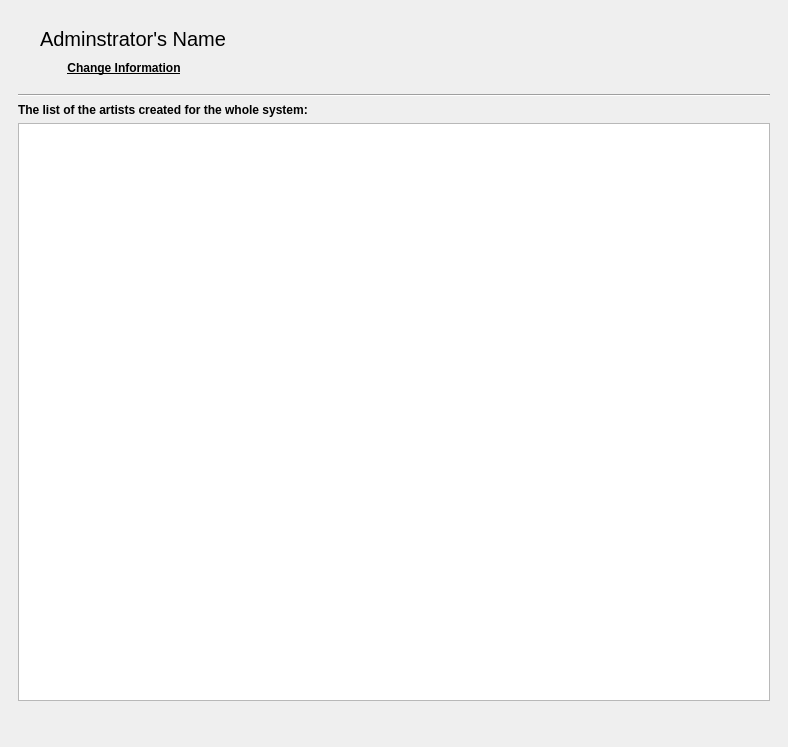
Above: ui/panels/adminpanel.ui from amirmohsen1384/Mockingbird before the change. Below: the same form after it.
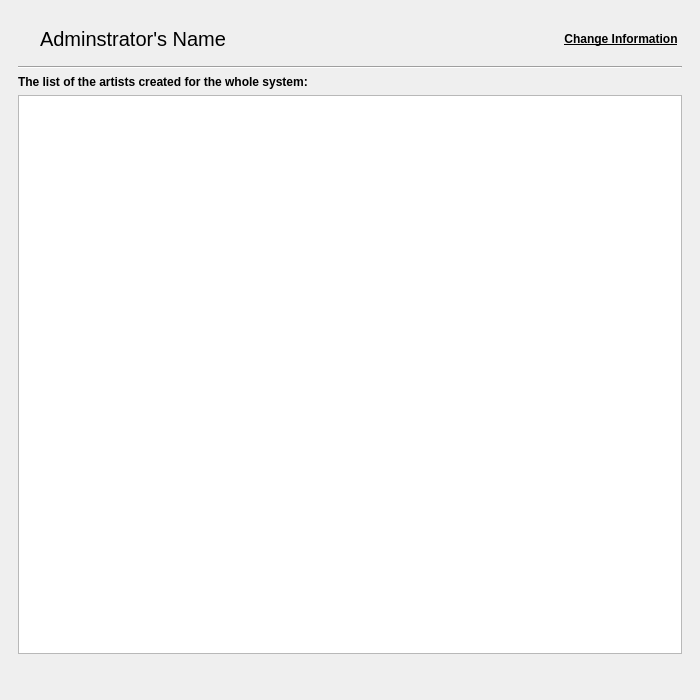
That is the form after the change. Icons and pictures are not drawn.

Commit message: Designed the admin panel

What changed in the file:
```diff
--- a/ui/panels/adminpanel.ui
+++ b/ui/panels/adminpanel.ui
@@ -6,8 +6,8 @@
    <rect>
     <x>0</x>
     <y>0</y>
-    <width>788</width>
-    <height>747</height>
+    <width>700</width>
+    <height>700</height>
    </rect>
   </property>
   <property name="windowTitle">
@@ -22,112 +22,6 @@
       </property>
       <widget class="QWidget" name="mainPage">
        <layout class="QGridLayout" name="gridLayout_2">
-        <item row="0" column="1">
-         <spacer name="adminRightSpacer">
-          <property name="orientation">
-           <enum>Qt::Orientation::Horizontal</enum>
-          </property>
-          <property name="sizeHint" stdset="0">
-           <size>
-            <width>347</width>
-            <height>20</height>
-           </size>
-          </property>
-         </spacer>
-        </item>
-        <item row="1" column="0" colspan="2">
-         <widget class="Line" name="mainSeparator">
-          <property name="orientation">
-           <enum>Qt::Orientation::Horizontal</enum>
-          </property>
-         </widget>
-        </item>
-        <item row="2" column="0" colspan="2">
-         <widget class="QLabel" name="artistDescriptionLabel">
-          <property name="font">
-           <font>
-            <pointsize>9</pointsize>
-            <bold>true</bold>
-           </font>
-          </property>
-          <property name="text">
-           <string>The list of the artists created for the whole system:</string>
-          </property>
-         </widget>
-        </item>
-        <item row="3" column="0" colspan="2">
-         <widget class="QListView" name="artistView"/>
-        </item>
-        <item row="4" column="0" colspan="2">
-         <layout class="QHBoxLayout" name="artistControlLayout">
-          <item>
-           <spacer name="artistControlLeftSpacer">
-            <property name="orientation">
-             <enum>Qt::Orientation::Horizontal</enum>
-            </property>
-            <property name="sizeHint" stdset="0">
-             <size>
-              <width>40</width>
-              <height>20</height>
-             </size>
-            </property>
-           </spacer>
-          </item>
-          <item>
-           <widget class="QPushButton" name="addButton">
-            <property name="text">
-             <string/>
-            </property>
-            <property name="icon">
-             <iconset resource="../../resources.qrc">
-              <normaloff>:/images/dialogs/add.png</normaloff>:/images/dialogs/add.png</iconset>
-            </property>
-            <property name="iconSize">
-             <size>
-              <width>48</width>
-              <height>48</height>
-             </size>
-            </property>
-            <property name="flat">
-             <bool>true</bool>
-            </property>
-           </widget>
-          </item>
-          <item>
-           <widget class="QPushButton" name="removeButton">
-            <property name="text">
-             <string/>
-            </property>
-            <property name="icon">
-             <iconset resource="../../resources.qrc">
-              <normaloff>:/images/dialogs/delete.png</normaloff>:/images/dialogs/delete.png</iconset>
-            </property>
-            <property name="iconSize">
-             <size>
-              <width>48</width>
-              <height>48</height>
-             </size>
-            </property>
-            <property name="flat">
-             <bool>true</bool>
-            </property>
-           </widget>
-          </item>
-          <item>
-           <spacer name="artistControlRightSpacer">
-            <property name="orientation">
-             <enum>Qt::Orientation::Horizontal</enum>
-            </property>
-            <property name="sizeHint" stdset="0">
-             <size>
-              <width>40</width>
-              <height>20</height>
-             </size>
-            </property>
-           </spacer>
-          </item>
-         </layout>
-        </item>
         <item row="0" column="0">
          <widget class="QFrame" name="frame">
           <property name="frameShape">
@@ -147,7 +41,7 @@
              </property>
             </widget>
            </item>
-           <item row="0" column="1" colspan="2">
+           <item row="0" column="1" rowspan="2" colspan="2">
             <widget class="QLabel" name="adminNameLabel">
              <property name="sizePolicy">
               <sizepolicy hsizetype="MinimumExpanding" vsizetype="Preferred">
@@ -169,50 +63,173 @@
              </property>
             </widget>
            </item>
-           <item row="1" column="1">
-            <widget class="QPushButton" name="changeInfoButton">
-             <property name="sizePolicy">
-              <sizepolicy hsizetype="MinimumExpanding" vsizetype="Fixed">
-               <horstretch>0</horstretch>
-               <verstretch>0</verstretch>
-              </sizepolicy>
-             </property>
-             <property name="font">
-              <font>
-               <bold>true</bold>
-               <underline>true</underline>
-              </font>
-             </property>
-             <property name="autoFillBackground">
-              <bool>false</bool>
-             </property>
-             <property name="text">
-              <string>Change Information</string>
-             </property>
-             <property name="default">
-              <bool>false</bool>
-             </property>
-             <property name="flat">
-              <bool>true</bool>
-             </property>
-            </widget>
-           </item>
-           <item row="1" column="2">
-            <spacer name="changeInfoSpacer">
-             <property name="orientation">
-              <enum>Qt::Orientation::Horizontal</enum>
-             </property>
-             <property name="sizeHint" stdset="0">
-              <size>
-               <width>40</width>
-               <height>20</height>
-              </size>
-             </property>
-            </spacer>
-           </item>
           </layout>
          </widget>
         </item>
+        <item row="0" column="1">
+         <spacer name="adminRightSpacer">
+          <property name="orientation">
+           <enum>Qt::Orientation::Horizontal</enum>
+          </property>
+          <property name="sizeHint" stdset="0">
+           <size>
+            <width>347</width>
+            <height>20</height>
+           </size>
+          </property>
+         </spacer>
+        </item>
+        <item row="0" column="2">
+         <widget class="QPushButton" name="changeInfoButton">
+          <property name="sizePolicy">
+           <sizepolicy hsizetype="MinimumExpanding" vsizetype="Fixed">
+            <horstretch>0</horstretch>
+            <verstretch>0</verstretch>
+           </sizepolicy>
+          </property>
+          <property name="font">
+           <font>
+            <bold>true</bold>
+            <underline>true</underline>
+           </font>
+          </property>
+          <property name="autoFillBackground">
+           <bool>false</bool>
+          </property>
+          <property name="text">
+           <string>Change Information</string>
+          </property>
+          <property name="default">
+           <bool>false</bool>
+          </property>
+          <property name="flat">
+           <bool>true</bool>
+          </property>
+         </widget>
+        </item>
+        <item row="3" column="0" colspan="3">
+         <widget class="QListView" name="artistView"/>
+        </item>
+        <item row="2" column="0" colspan="3">
+         <widget class="QLabel" name="artistDescriptionLabel">
+          <property name="font">
+           <font>
+            <pointsize>9</pointsize>
+            <bold>true</bold>
+            <kerning>false</kerning>
+           </font>
+          </property>
+          <property name="text">
+           <string>The list of the artists created for the whole system:</string>
+          </property>
+         </widget>
+        </item>
+        <item row="4" column="0" colspan="3">
+         <layout class="QHBoxLayout" name="artistControlLayout">
+          <item>
+           <spacer name="artistControlLeftSpacer">
+            <property name="orientation">
+             <enum>Qt::Orientation::Horizontal</enum>
+            </property>
+            <property name="sizeHint" stdset="0">
+             <size>
+              <width>40</width>
+              <height>20</height>
+             </size>
+            </property>
+           </spacer>
+          </item>
+          <item>
+           <widget class="QPushButton" name="addButton">
+            <property name="toolTip">
+             <string>Add</string>
+            </property>
+            <property name="text">
+             <string/>
+            </property>
+            <property name="icon">
+             <iconset resource="../../resources.qrc">
+              <normaloff>:/images/dialogs/add.png</normaloff>:/images/dialogs/add.png</iconset>
+            </property>
+            <property name="iconSize">
+             <size>
+              <width>40</width>
+              <height>40</height>
+             </size>
+            </property>
+            <property name="flat">
+             <bool>true</bool>
+            </property>
+           </widget>
+          </item>
+          <item>
+           <widget class="QPushButton" name="editButton">
+            <property name="toolTip">
+             <string>View</string>
+            </property>
+            <property name="text">
+             <string/>
+            </property>
+            <property name="icon">
+             <iconset resource="../../resources.qrc">
+              <normaloff>:/images/dialogs/edit.png</normaloff>:/images/dialogs/edit.png</iconset>
+            </property>
+            <property name="iconSize">
+             <size>
+              <width>48</width>
+              <height>48</height>
+             </size>
+            </property>
+            <property name="flat">
+             <bool>true</bool>
+            </property>
+           </widget>
+          </item>
+          <item>
+           <widget class="QPushButton" name="removeButton">
+            <property name="toolTip">
+             <string>Remove</string>
+            </property>
+            <property name="text">
+             <string/>
+            </property>
+            <property name="icon">
+             <iconset resource="../../resources.qrc">
+              <normaloff>:/images/dialogs/delete.png</normaloff>:/images/dialogs/delete.png</iconset>
+            </property>
+            <property name="iconSize">
+             <size>
+              <width>40</width>
+              <height>40</height>
+             </size>
+            </property>
+            <property name="flat">
+             <bool>true</bool>
+            </property>
+           </widget>
+          </item>
+          <item>
+           <spacer name="artistControlRightSpacer">
+            <property name="orientation">
+             <enum>Qt::Orientation::Horizontal</enum>
+            </property>
+            <property name="sizeHint" stdset="0">
+             <size>
+              <width>40</width>
+              <height>20</height>
+             </size>
+            </property>
+           </spacer>
+          </item>
+         </layout>
+        </item>
+        <item row="1" column="0" colspan="3">
+         <widget class="Line" name="mainSeparator">
+          <property name="orientation">
+           <enum>Qt::Orientation::Horizontal</enum>
+          </property>
+         </widget>
+        </item>
        </layout>
       </widget>
       <widget class="QWidget" name="informationPage">
```
Left out of the diff: 72 changed lines with no effect on the pictures. The commit also changes 2 other files.
